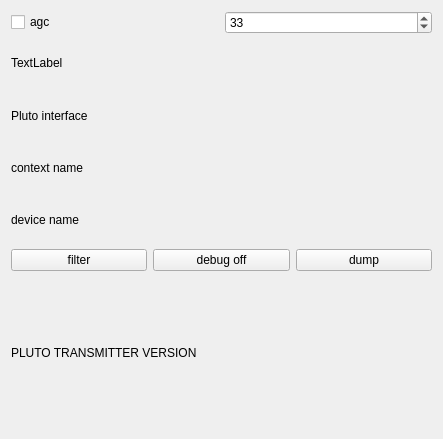
This is qt-devices/pluto-rxtx/pluto-rxtx-widget.ui in JvanKatwijk/qt-dab as Qt 5 draws it before an edit. The edited form follows.
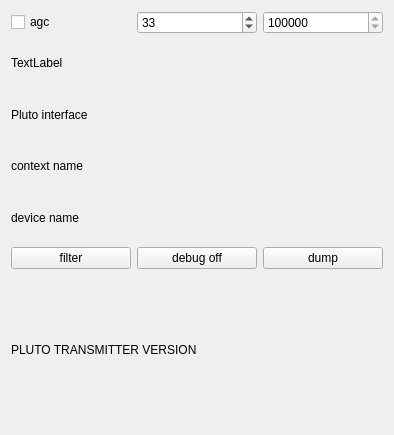
This is the edited form. Custom widgets are drawn as their Qt base class.

What changed in the file:
```diff
--- a/qt-devices/pluto-rxtx/pluto-rxtx-widget.ui
+++ b/qt-devices/pluto-rxtx/pluto-rxtx-widget.ui
@@ -6,8 +6,8 @@
    <rect>
     <x>0</x>
     <y>0</y>
-    <width>443</width>
-    <height>439</height>
+    <width>394</width>
+    <height>435</height>
    </rect>
   </property>
   <property name="windowTitle">
@@ -36,6 +36,22 @@
        </property>
       </widget>
      </item>
+     <item>
+      <widget class="QSpinBox" name="freqSetter">
+       <property name="minimum">
+        <number>100000</number>
+       </property>
+       <property name="maximum">
+        <number>144000</number>
+       </property>
+       <property name="singleStep">
+        <number>100</number>
+       </property>
+       <property name="value">
+        <number>108000</number>
+       </property>
+      </widget>
+     </item>
     </layout>
    </item>
    <item>
```
